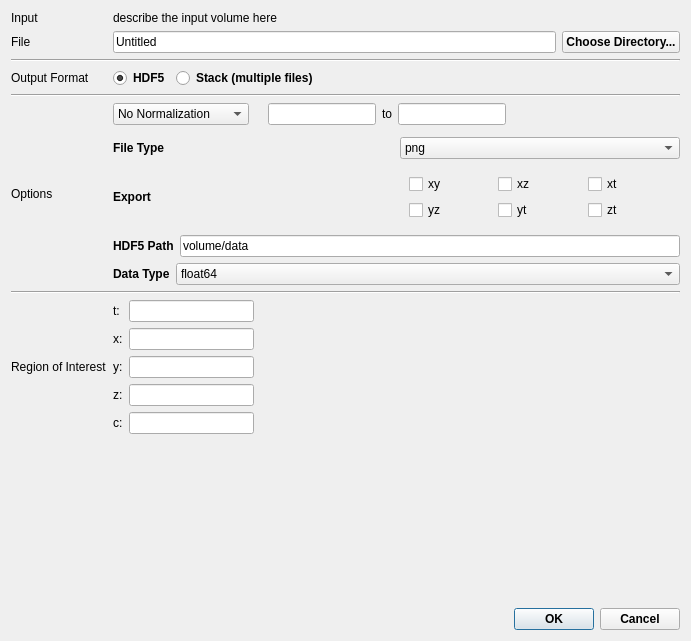
Qt form volumina/widgets/ui/exporterDlg.ui (ilastik/volumina) before a commit.
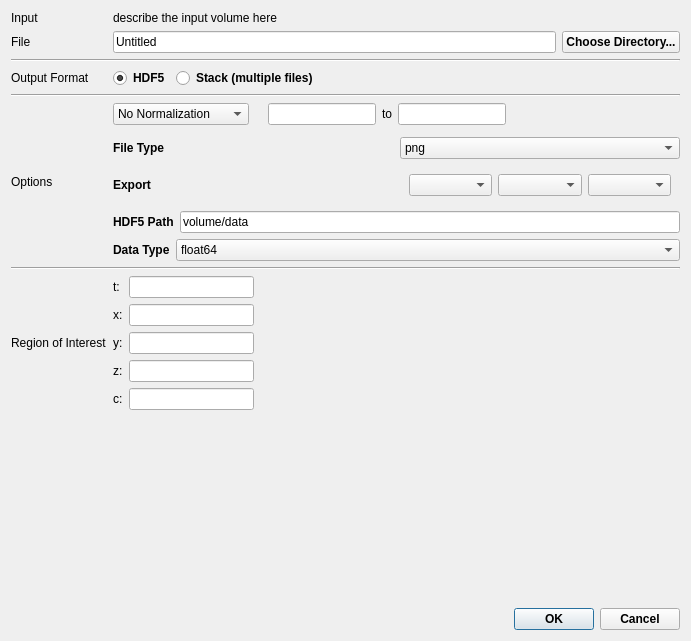
The same form after that commit.

Commit message: changing stack export

What changed in the file:
```diff
--- a/volumina/widgets/ui/exporterDlg.ui
+++ b/volumina/widgets/ui/exporterDlg.ui
@@ -536,47 +536,14 @@
           <layout class="QHBoxLayout" name="horizontalLayout_7">
            <item>
             <layout class="QGridLayout" name="gridLayout_4">
-             <item row="1" column="2">
-              <widget class="QCheckBox" name="checkXT">
-               <property name="text">
-                <string>xt</string>
-               </property>
-              </widget>
-             </item>
-             <item row="2" column="2">
-              <widget class="QCheckBox" name="checkZT">
-               <property name="text">
-                <string>zt</string>
-               </property>
-              </widget>
-             </item>
              <item row="1" column="0">
-              <widget class="QCheckBox" name="checkXY">
-               <property name="text">
-                <string>xy</string>
-               </property>
-              </widget>
-             </item>
-             <item row="2" column="0">
-              <widget class="QCheckBox" name="checkYZ">
-               <property name="text">
-                <string>yz</string>
-               </property>
-              </widget>
-             </item>
-             <item row="2" column="1">
-              <widget class="QCheckBox" name="checkYT">
-               <property name="text">
-                <string>yt</string>
-               </property>
-              </widget>
+              <widget class="QComboBox" name="axesComboBox1"/>
              </item>
              <item row="1" column="1">
-              <widget class="QCheckBox" name="checkXZ">
-               <property name="text">
-                <string>xz</string>
-               </property>
-              </widget>
+              <widget class="QComboBox" name="axesComboBox2"/>
+             </item>
+             <item row="1" column="2">
+              <widget class="QComboBox" name="axesComboBox3"/>
              </item>
             </layout>
            </item>
```
The commit also changes 1 other file.
